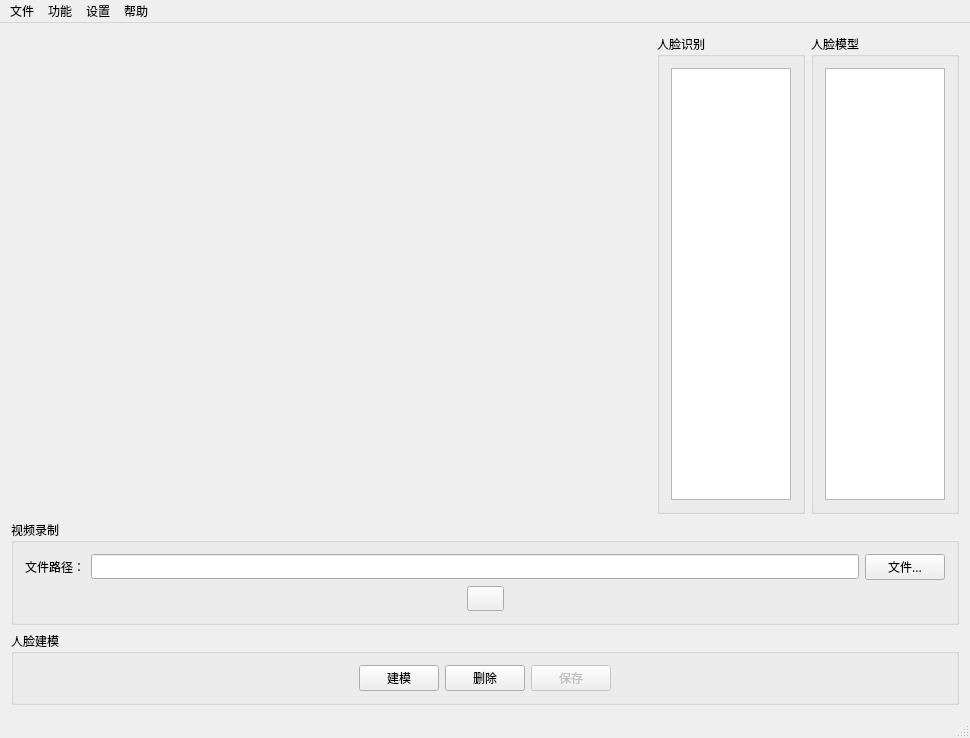
The window that QTFaceDetection/mainwindow.ui (bullud/FaceDetect-2) describes before a commit, drawn with Qt 5.
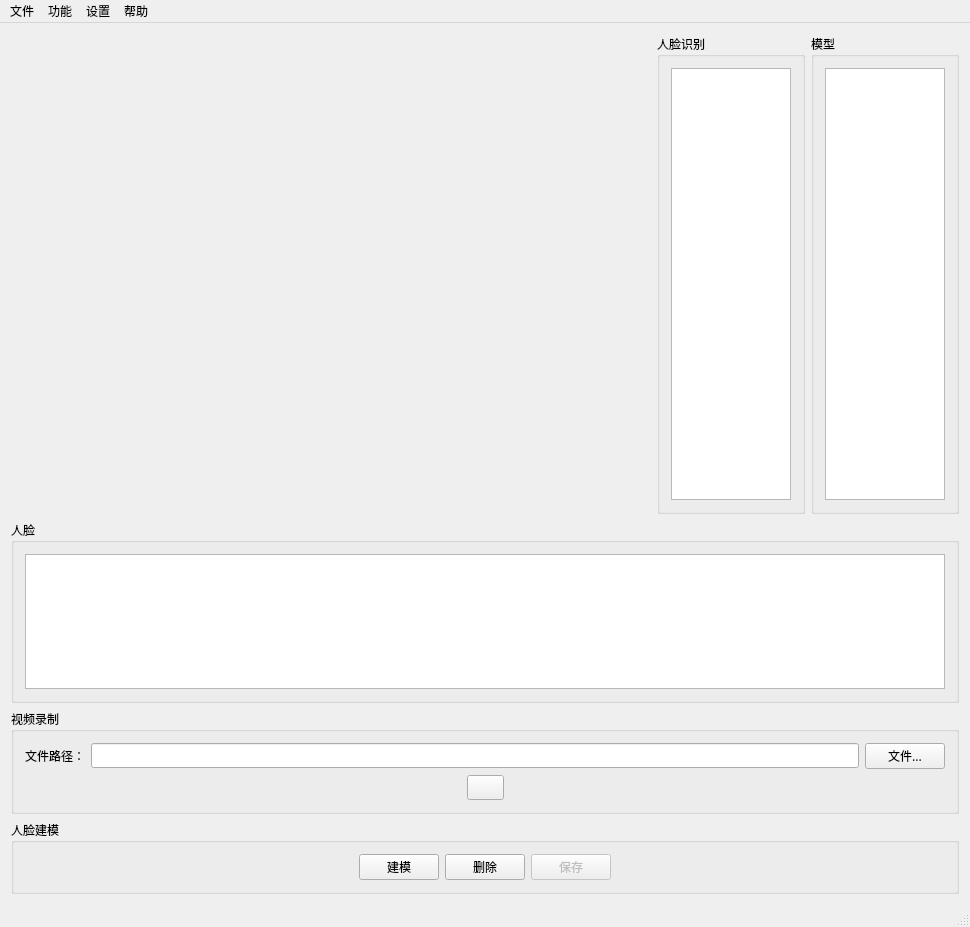
The same window after the commit. Icons and pictures are not drawn.

Commit message: Add the feature of edit face templates - part 1

Diff of the .ui file:
```diff
--- a/QTFaceDetection/mainwindow.ui
+++ b/QTFaceDetection/mainwindow.ui
@@ -7,7 +7,7 @@
     <x>0</x>
     <y>0</y>
     <width>952</width>
-    <height>715</height>
+    <height>877</height>
    </rect>
   </property>
   <property name="sizePolicy">
@@ -126,7 +126,7 @@
          </sizepolicy>
         </property>
         <property name="title">
-         <string>人脸模型</string>
+         <string>模型</string>
         </property>
         <layout class="QHBoxLayout" name="horizontalLayout">
          <item>
@@ -174,6 +174,55 @@
       </item>
      </layout>
     </item>
+    <item>
+     <widget class="QGroupBox" name="groupBoxFaces">
+      <property name="sizePolicy">
+       <sizepolicy hsizetype="Preferred" vsizetype="Fixed">
+        <horstretch>0</horstretch>
+        <verstretch>0</verstretch>
+       </sizepolicy>
+      </property>
+      <property name="title">
+       <string>人脸</string>
+      </property>
+      <layout class="QHBoxLayout" name="horizontalLayout_9">
+       <item>
+        <widget class="QListWidget" name="listWidgetFaces">
+         <property name="sizePolicy">
+          <sizepolicy hsizetype="Expanding" vsizetype="Preferred">
+           <horstretch>0</horstretch>
+           <verstretch>0</verstretch>
+          </sizepolicy>
+         </property>
+         <property name="minimumSize">
+          <size>
+           <width>0</width>
+           <height>95</height>
+          </size>
+         </property>
+         <property name="maximumSize">
+          <size>
+           <width>16777215</width>
+           <height>135</height>
+          </size>
+         </property>
+         <property name="iconSize">
+          <size>
+           <width>100</width>
+           <height>100</height>
+          </size>
+         </property>
+         <property name="isWrapping" stdset="0">
+          <bool>false</bool>
+         </property>
+         <property name="viewMode">
+          <enum>QListView::IconMode</enum>
+         </property>
+        </widget>
+       </item>
+      </layout>
+     </widget>
+    </item>
     <item>
      <widget class="QGroupBox" name="groupBoxVideoRecord">
       <property name="sizePolicy">
```
The commit also changes 1 other file.
